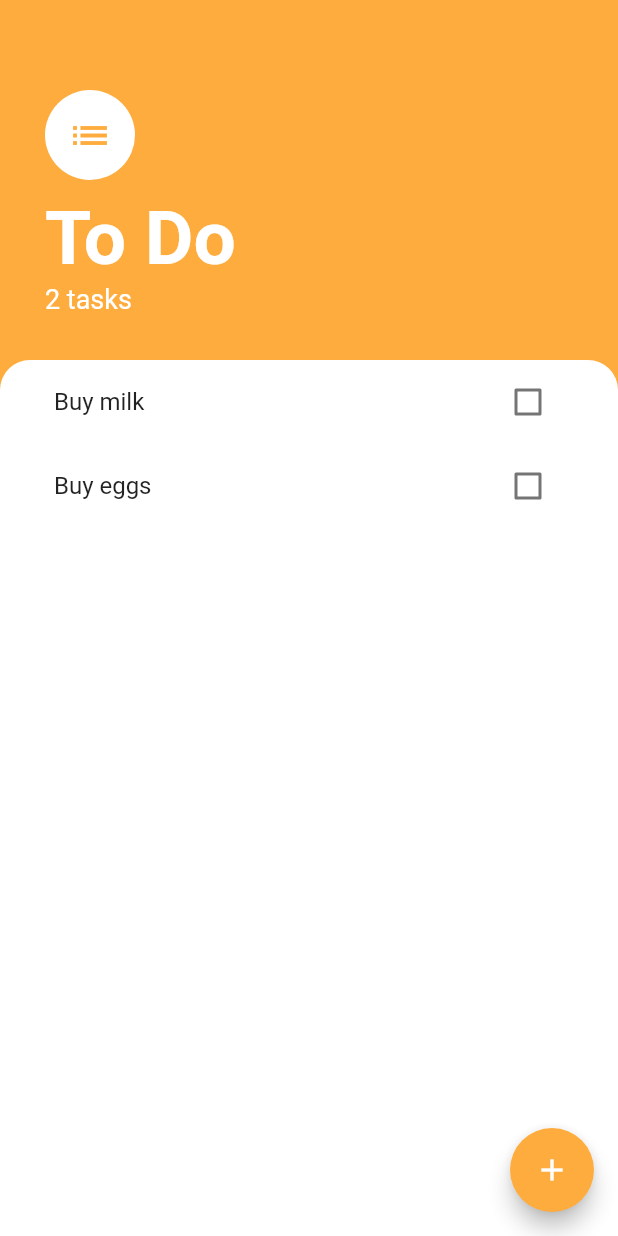
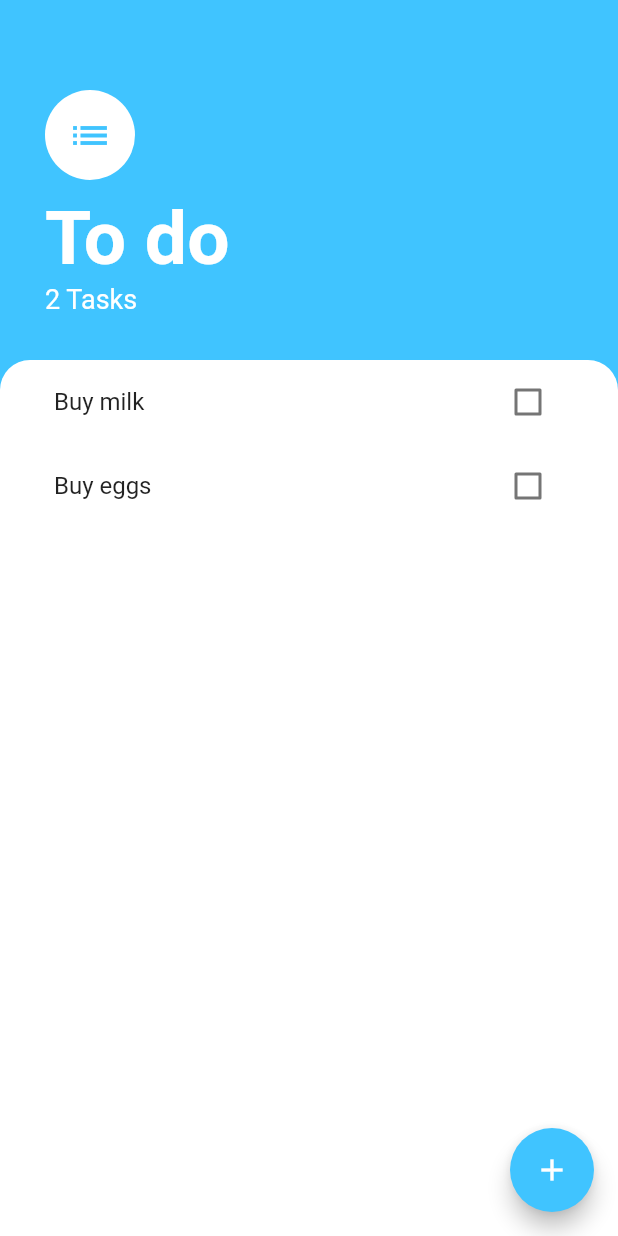
Before and after one commit to sameer882000/To_Do_Flutter, a Flutter app: the screen it shows after launch, on a phone screen of 412 x 824 dp. Run offline on Flutter 3.47's test engine with Material 2 defaults, Android fonts, the phone set to English and light mode, and no system bars.

Commit message:
app completed

```diff
--- a/lib/models/task_data.dart
+++ b/lib/models/task_data.dart
@@ -1,10 +1,30 @@
+import 'dart:collection';
 import 'package:flutter/foundation.dart';
 import 'package:To_Do_Flutter/models/task.dart';
 
 class TaskData extends ChangeNotifier {
-  List<Task> tasks = [Task(name: 'Buy milk'), Task(name: 'Buy eggs')];
+  List<Task> _tasks = [Task(name: 'Buy milk'), Task(name: 'Buy eggs')];
 
   int get taskCount {
-    return tasks.length;
+    return _tasks.length;
+  }
+
+  UnmodifiableListView<Task> get tasks {
+    return UnmodifiableListView(_tasks);
+  }
+
+  void addTask(String newTaskTitle) {
+    final task = Task(name: newTaskTitle);
+    _tasks.add(task);
+    notifyListeners();
+  }
+
+  void updateTask(Task task) {
+    task.toggleDone();
+    notifyListeners();
+  }
+  void deleteTask(Task task) {
+    _tasks.remove(task);
+    notifyListeners();
   }
 }
--- a/lib/screens/tasks_screen.dart
+++ b/lib/screens/tasks_screen.dart
@@ -8,26 +8,22 @@ class TasksScreen extends StatelessWidget {
   @override
   Widget build(BuildContext context) {
     return Scaffold(
-      backgroundColor: Color(0xFFFFAC3E),
+      backgroundColor: Colors.lightBlueAccent,
       floatingActionButton: FloatingActionButton(
-        onPressed: () {
-          showModalBottomSheet(
-            context: context,
-            builder: (context) => AddTaskScreen(
-              (newTaskTitle) {
-                // setState(
-                //   () {
-                //     tasks.add(
-                //       Task(name: newTaskTitle),
-                //     );
-                //   });
-                // Navigator.pop(context);
-              },
-            ),
-          );
-        },
-        backgroundColor: Color(0xFFFFAC3E),
+        backgroundColor: Colors.lightBlueAccent,
         child: Icon(Icons.add),
+          onPressed: () {
+            showModalBottomSheet(
+                context: context,
+                isScrollControlled: true,
+                builder: (context) => SingleChildScrollView(
+                    child:Container(
+                      padding: EdgeInsets.only(bottom: MediaQuery.of(context).viewInsets.bottom),
+                      child: AddTaskScreen(),
+                    )
+                )
+            );
+          }
       ),
       body: Column(
         crossAxisAlignment: CrossAxisAlignment.start,
@@ -42,7 +38,7 @@ class TasksScreen extends StatelessWidget {
                   child: Icon(
                     Icons.list,
                     size: 30.0,
-                    color: Color(0xFFFFAC3E),
+                    color: Colors.lightBlueAccent,
                   ),
                   backgroundColor: Colors.white,
                   radius: 30.0,
@@ -51,7 +47,7 @@ class TasksScreen extends StatelessWidget {
                   height: 10.0,
                 ),
                 Text(
-                  'To Do',
+                  'To do',
                   style: TextStyle(
                     color: Colors.white,
                     fontSize: 50.0,
@@ -59,10 +55,10 @@ class TasksScreen extends StatelessWidget {
                   ),
                 ),
                 Text(
-                  '${Provider.of<TaskData>(context).taskCount} tasks',
+                  '${Provider.of<TaskData>(context).taskCount} Tasks',
                   style: TextStyle(
                     color: Colors.white,
-                    fontSize: 18.0,
+                    fontSize: 18,
                   ),
                 ),
               ],
@@ -70,17 +66,12 @@ class TasksScreen extends StatelessWidget {
           ),
           Expanded(
             child: Container(
-              padding: EdgeInsets.symmetric(
-                horizontal: 20.0,
-              ),
-              height: 300.0,
+              padding: EdgeInsets.symmetric(horizontal: 20.0),
               decoration: BoxDecoration(
                 color: Colors.white,
                 borderRadius: BorderRadius.only(
                   topLeft: Radius.circular(20.0),
-                  topRight: Radius.circular(
-                    (20.0),
-                  ),
+                  topRight: Radius.circular(20.0),
                 ),
               ),
               child: TasksList(),
--- a/lib/widgets/task_tile.dart
+++ b/lib/widgets/task_tile.dart
@@ -4,11 +4,13 @@ class TaskTile extends StatelessWidget {
   final bool isChecked;
   final String taskTitle;
   final Function checkboxCallback;
-  TaskTile({this.isChecked, this.taskTitle, this.checkboxCallback});
+  final Function longPressCallback;
+  TaskTile({this.isChecked, this.taskTitle, this.checkboxCallback, this.longPressCallback});
 
   @override
   Widget build(BuildContext context) {
     return ListTile(
+      onLongPress: longPressCallback,
       title: Text(
         taskTitle,
         style: TextStyle(
--- a/lib/widgets/tasks_list.dart
+++ b/lib/widgets/tasks_list.dart
@@ -10,13 +10,15 @@ class TasksList extends StatelessWidget {
       builder: (context, taskData, child) {
         return ListView.builder(
           itemBuilder: (context, index) {
+            final task = taskData.tasks[index];
             return TaskTile(
-              taskTitle: taskData.tasks[index].name,
-              isChecked: taskData.tasks[index].isDone,
+              taskTitle: task.name,
+              isChecked: task.isDone,
               checkboxCallback: (bool checkboxState) {
-                // setState(() {
-                //   widget.tasks[index].toggleDone();
-                // });
+                taskData.updateTask(task);
+              },
+              longPressCallback: () {
+                taskData.deleteTask(task);
               },
             );
           },
```
Also changed, not shown: lib/screens/add_task_screen.dart (+19 -17 lines).
